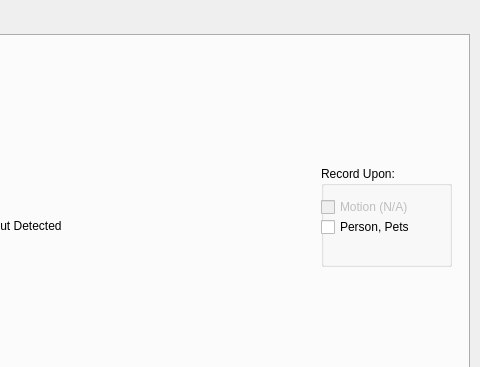
Above: interface.ui from hans-ob1/deep_eye before the change; both pictures show x 331 to 811 and y 0 to 367 of the 811 by 574 pixel window. Below: the same form after it.
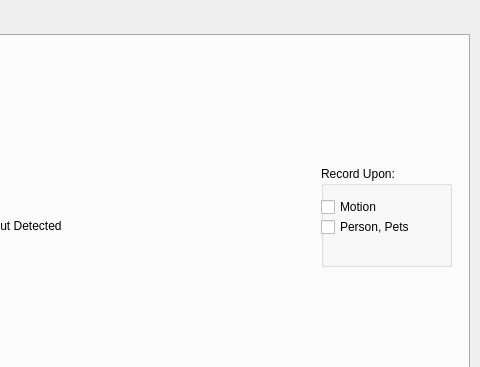
That is the form after the change.

Diff of the .ui file:
```diff
--- a/interface.ui
+++ b/interface.ui
@@ -105,7 +105,7 @@
       </property>
       <widget class="QCheckBox" name="motionCheck">
        <property name="enabled">
-        <bool>false</bool>
+        <bool>true</bool>
        </property>
        <property name="geometry">
         <rect>
@@ -116,7 +116,7 @@
         </rect>
        </property>
        <property name="text">
-        <string>Motion (N/A)</string>
+        <string>Motion</string>
        </property>
       </widget>
       <widget class="QCheckBox" name="subjectCheck">
```
